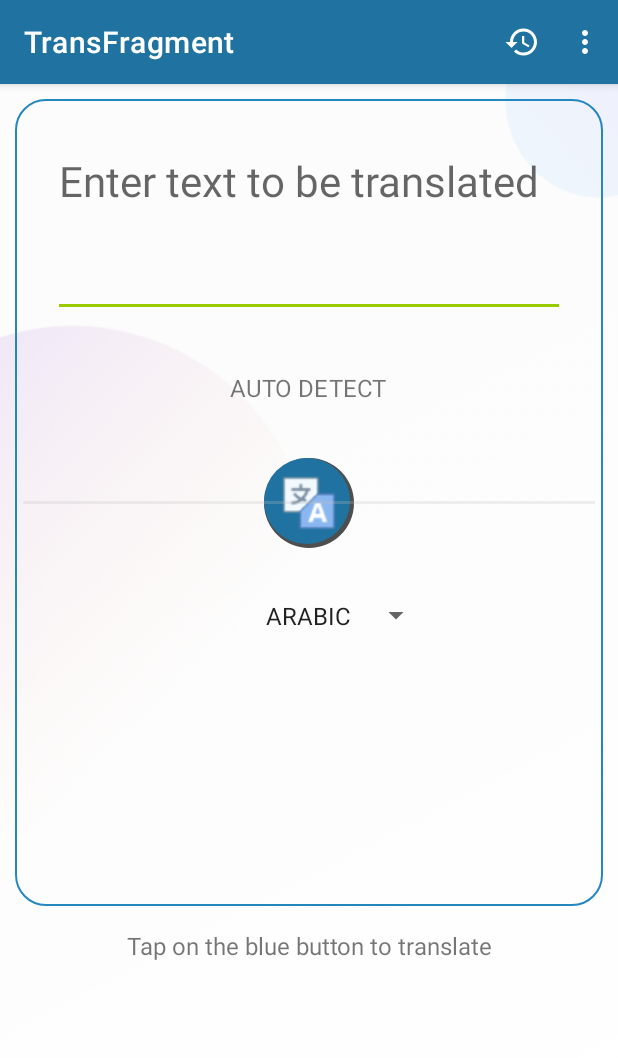
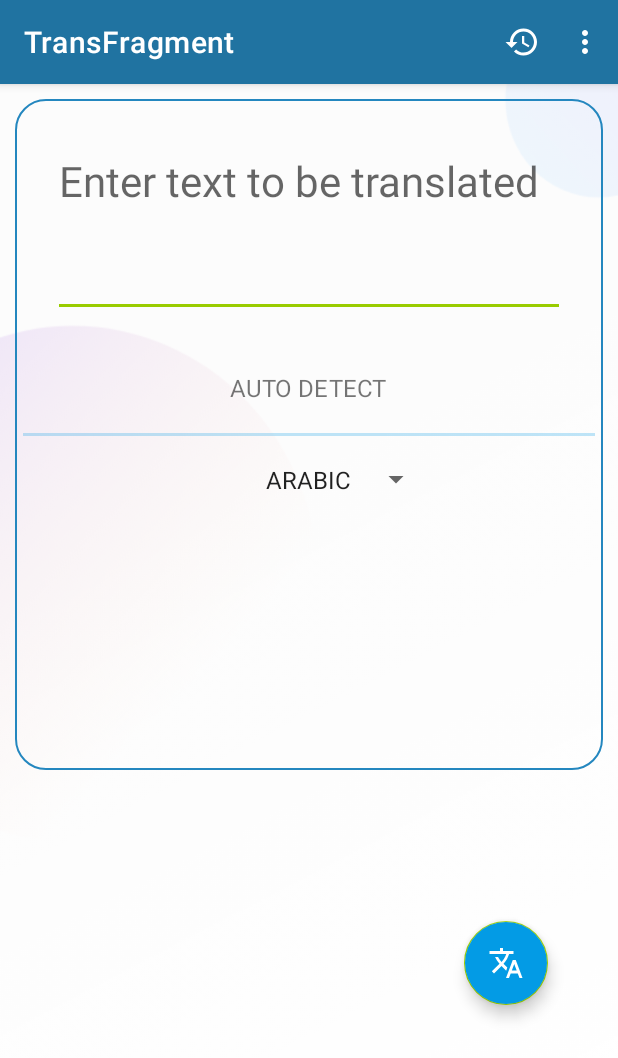
Before and after one commit to beraSayantan/TransLite, an Android app: the screen it shows after launch (MainActivity), on a phone screen of 412 x 824 dp. Shown: the top 1058 px of the screen. Run offline under Robolectric (Android 15) with nearby library versions, the phone set to English and light mode, and no system bars; our stand-ins replace data binding, navigation-ui; libraries missing offline, so code that uses them is left out: com.google.mlkit.common, com.google.mlkit.nl.

Commit message:
Implemented floating button

```diff
--- a/app/build.gradle
+++ b/app/build.gradle
@@ -91,5 +91,7 @@ dependencies {
     // Jetpack Compose Integration
     implementation("androidx.navigation:navigation-compose:2.5.0")
 
-
+    // Circular icon
+    implementation 'de.hdodenhof:circleimageview:3.1.0'
+    //
 }
--- /dev/null
+++ b/app/src/main/res/drawable/ic_baseline_translate_24.xml
@@ -0,0 +1,10 @@
+<vector
+    android:height="52dp"
+    android:width="52dp"
+    android:viewportWidth="24"
+    android:tint="#ffffff"
+    android:viewportHeight="24"
+    xmlns:android="http://schemas.android.com/apk/res/android">
+    <path android:fillColor="@android:color/white"
+        android:pathData="M12.87,15.07l-2.54,-2.51 0.03,-0.03c1.74,-1.94 2.98,-4.17 3.71,-6.53L17,6L17,4h-7L10,2L8,2v2L1,4v1.99h11.17C11.5,7.92 10.44,9.75 9,11.35 8.07,10.32 7.3,9.19 6.69,8h-2c0.73,1.63 1.73,3.17 2.98,4.56l-5.09,5.02L4,19l5,-5 3.11,3.11 0.76,-2.04zM18.5,10h-2L12,22h2l1.12,-3h4.75L21,22h2l-4.5,-12zM15.88,17l1.62,-4.33L19.12,17h-3.24z"/>
+</vector>
--- a/app/src/main/res/layout/fragment_trans.xml
+++ b/app/src/main/res/layout/fragment_trans.xml
@@ -1,6 +1,8 @@
 <?xml version="1.0" encoding="utf-8"?>
 
-<layout xmlns:android="http://schemas.android.com/apk/res/android">
+<layout xmlns:tools="http://schemas.android.com/tools"
+    xmlns:app="http://schemas.android.com/apk/res-auto"
+    xmlns:android="http://schemas.android.com/apk/res/android">
 
     <data>
 
@@ -12,8 +14,6 @@
         android:fillViewport="true"
         >
         <androidx.constraintlayout.widget.ConstraintLayout
-            xmlns:app="http://schemas.android.com/apk/res-auto"
-            xmlns:tools="http://schemas.android.com/tools"
             android:layout_width="match_parent"
             android:layout_height="match_parent"
             android:background="@drawable/ic_background_panchuta"
@@ -54,16 +54,6 @@
                     android:textSize="16sp"
                     />
 
-                <ImageButton
-                    android:id="@+id/translate_button"
-                    android:layout_width="60dp"
-                    android:layout_height="60dp"
-                    android:layout_gravity="center_horizontal"
-                    android:layout_margin="15sp"
-                    android:background="@drawable/round_button"
-                    android:contentDescription="@string/translate"
-                    android:gravity="center"
-                    app:srcCompat="@drawable/translation" />
 
                 <Spinner
                     android:id="@+id/lang_to"
@@ -89,26 +79,36 @@
             </LinearLayout>
 
             <View
+                android:id="@+id/view"
                 android:layout_width="match_parent"
                 android:layout_height="2dp"
                 android:layout_marginHorizontal="15dp"
                 android:alpha="0.25"
-                android:background="#c0c0c0"
+                android:background="@color/ic_bg_variant"
                 app:layout_constraintBottom_toBottomOf="@id/linearLayout2"
                 app:layout_constraintRight_toRightOf="@id/linearLayout2"
                 app:layout_constraintTop_toTopOf="@id/linearLayout2" />
 
 
-            <TextView
-                android:id="@+id/textView8"
-                android:layout_width="wrap_content"
-                android:layout_height="wrap_content"
-                android:layout_marginTop="15dp"
-                android:text="@string/usage_instructer"
-                android:textSize="16sp"
+            <com.google.android.material.floatingactionbutton.FloatingActionButton
+                android:id="@+id/translate_button"
+                android:layout_width="56dp"
+                android:layout_height="56dp"
+                android:src="@drawable/ic_baseline_translate_24"
+                android:tint="@color/white"
+                app:layout_constraintBottom_toBottomOf="parent"
                 app:layout_constraintEnd_toEndOf="parent"
+                app:layout_constraintHorizontal_bias="0.868"
                 app:layout_constraintStart_toStartOf="parent"
-                app:layout_constraintTop_toBottomOf="@+id/linearLayout2" />
+                app:layout_constraintTop_toTopOf="parent"
+                app:layout_constraintVertical_bias="0.784"
+                android:contentDescription="Translate"
+                android:backgroundTint="@color/ic_bg_variant"
+                app:tint="@color/white"
+                app:layout_gravity ="center"
+                />
+<!--Only app:tint will change the color of the icon, not android:tint-->
+
 
 
         </androidx.constraintlayout.widget.ConstraintLayout>
--- a/app/src/main/res/values/strings.xml
+++ b/app/src/main/res/values/strings.xml
@@ -40,5 +40,5 @@
     <string name="requesting_patience">Please Wait</string>
     <!-- TODO: Remove or change this placeholder text -->
     <string name="hello_blank_fragment">Hello blank fragment</string>
-    <string name="about_us">Hello, we are team_мстители. We hope you liked the app. \nFor any support or feedback contact: \nShashank Rana \nshashankrana108@outlook.com</string>
+    <string name="about_us">Hello, we are team_мстители. We hope you liked the app. \nFor any support or feedback contact:</string>
 </resources>
--- a/app/src/main/res/values/themes.xml
+++ b/app/src/main/res/values/themes.xml
@@ -13,4 +13,5 @@
         <item name="android:statusBarColor" >?attr/colorPrimaryVariant</item>
         <!-- Customize your theme here. -->
     </style>
+
 </resources>
```
Also changed, not shown: app/src/main/java/com/beginner/translite/AboutFragment.kt (+28 -0 lines), app/src/main/res/layout/fragment_about.xml (+74 -5 lines), app/src/main/res/drawable/profile_pic.png (added).
